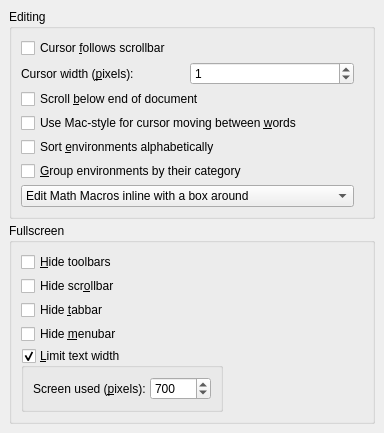
Before: the Qt Designer form src/frontends/qt4/ui/PrefEditUi.ui in cburschka/lyx, drawn with Qt 5.
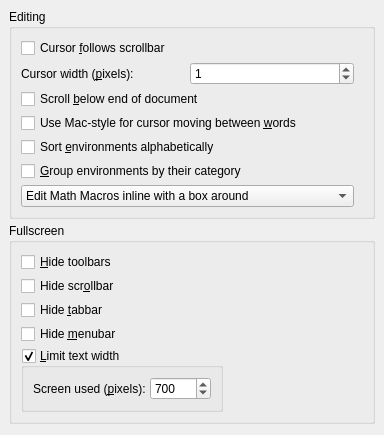
After: the same form once the commit is applied.

Commit message: Resave in older designer

```diff
--- a/src/frontends/qt4/ui/PrefEditUi.ui
+++ b/src/frontends/qt4/ui/PrefEditUi.ui
@@ -6,7 +6,7 @@
     <x>0</x>
     <y>0</y>
     <width>384</width>
-    <height>408</height>
+    <height>435</height>
    </rect>
   </property>
   <property name="sizePolicy" >
```
Lines whose indentation alone changed are shown as unchanged.
